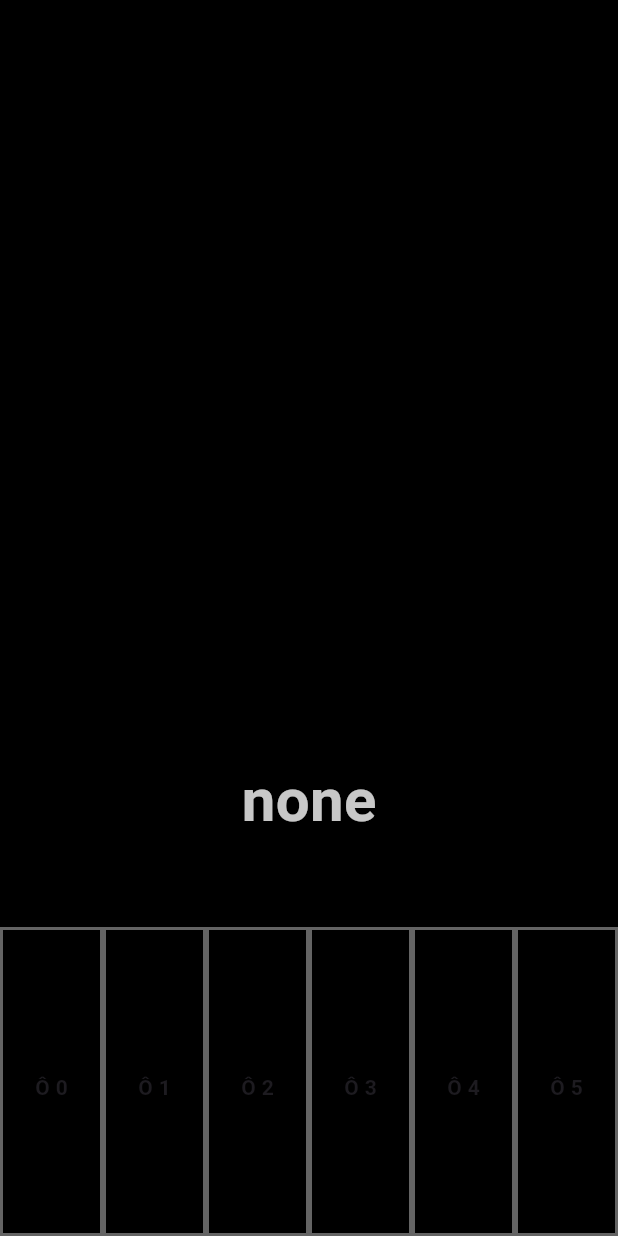
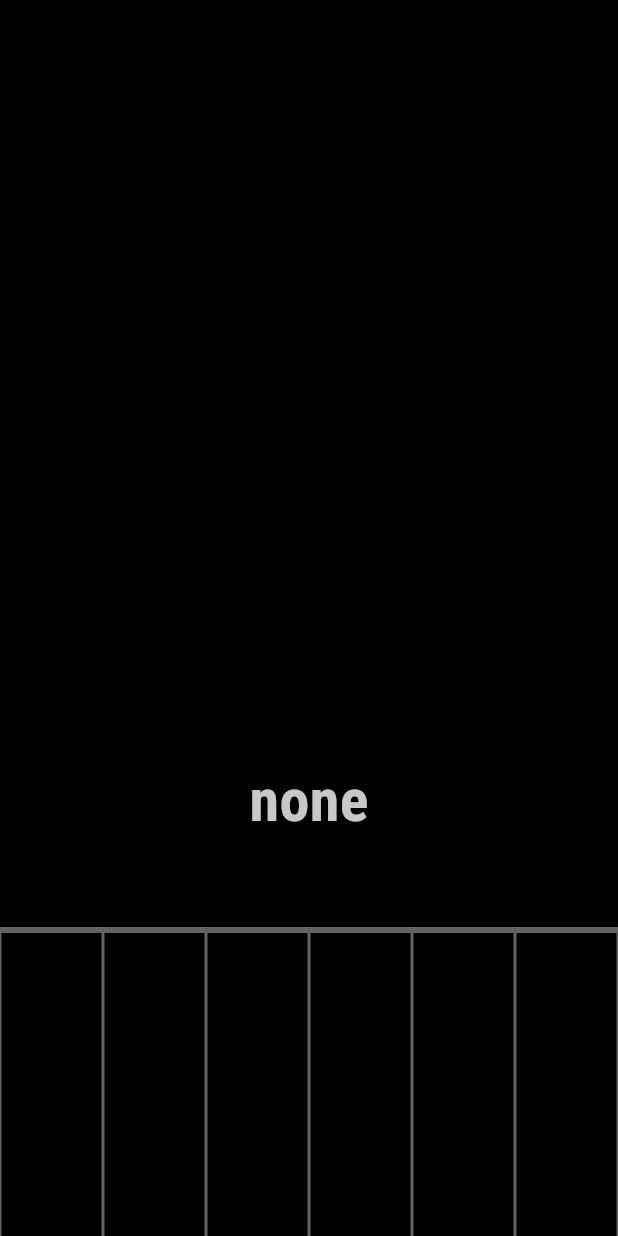
Before and after one commit to khoaphhh/Ruitar, a Flutter app: the screen it shows after launch, on a phone screen of 412 x 824 dp. Run offline on Flutter 3.47's test engine with Material 3 defaults, Android fonts, the phone set to English and light mode, and no system bars.

Commit message:
changed the font

```diff
--- a/lib/main.dart
+++ b/lib/main.dart
@@ -79,6 +79,7 @@ class _HomeScreenState extends State<HomeScreen> {
                           child: Text(
                             "$detectedChord",
                             style: const TextStyle(
+                              fontFamily: 'RobotoCondensed',
                               color: Color.fromARGB(200, 255, 255, 255),
                               fontSize: 40,
                               fontWeight: FontWeight.bold,
--- a/lib/ui/guitar_strings.dart
+++ b/lib/ui/guitar_strings.dart
@@ -61,10 +61,9 @@ class _GuitarStrings extends State<GuitarStrings> {
           },
 
           child: Row(
-            children: List.generate(6, (index) {      //chia 6 phần
+            children: List.generate(6, (index) {      //chia 6 phần           //có thể thay bằng children: [Expanded(...), Expanded(...),]
               bool isBeingTouched = activeCells.values.contains(index);
               return Expanded(
-
                 flex: 1,        //mỗi phần bằng nhau
                 child: AnimatedContainer(
                   duration: Duration(milliseconds: (isBeingTouched) ? 0 : 200),       //thêm duration và curve so với Container thông thường
@@ -72,25 +71,19 @@ class _GuitarStrings extends State<GuitarStrings> {
 
                   decoration: BoxDecoration(
                     color: (isBeingTouched) ? Color.fromARGB(0, 0, 0, 0) : const Color.fromARGB(255, 0, 0, 0),
-                    border: Border.all(
-                      color: Color.fromARGB(100, 255, 255, 255),
-                      width: 2.0,
+                    border: Border(
+                      right: BorderSide(color: Color.fromARGB(100, 255, 255, 255), width: 1.0),
+                      left: BorderSide(color: Color.fromARGB(100, 255, 255, 255), width: 1.0),
+                      //bottom: BorderSide(color: Color.fromARGB(100, 255, 255, 255), width: 2.0),
+                      top: BorderSide(color: Color.fromARGB(100, 255, 255, 255), width: 4.0),
+                      // color: Color.fromARGB(100, 255, 255, 255),
+                      // width: 2.0,
                     ),
-                  ),
-                  child: Column(
-                    mainAxisAlignment: MainAxisAlignment.center,
-                    children: [
-
-                      const SizedBox(height: 8),
-                      Text(
-                        'Ô $index',
-                        style: const TextStyle(fontWeight: FontWeight.bold),
-                      ),
-                    ],
                   ),
                 ),
               );
             }),
+
           ),
         );
       },
--- a/pubspec.yaml
+++ b/pubspec.yaml
@@ -87,3 +87,9 @@ flutter:
   #
   # For details regarding fonts from package dependencies,
   # see https://flutter.dev/to/font-from-package
+  fonts:
+    - family: RobotoCondensed
+      fonts:
+        - asset: lib/fonts/RobotoCondensed-VariableFont_wght.ttf
+        - asset: lib/fonts/RobotoCondensed-Italic-VariableFont_wght.ttf
+          style: italic
```
Also changed, not shown: lib/fonts/RobotoCondensed-Italic-VariableFont_wght.ttf (added), lib/fonts/RobotoCondensed-VariableFont_wght.ttf (added).
